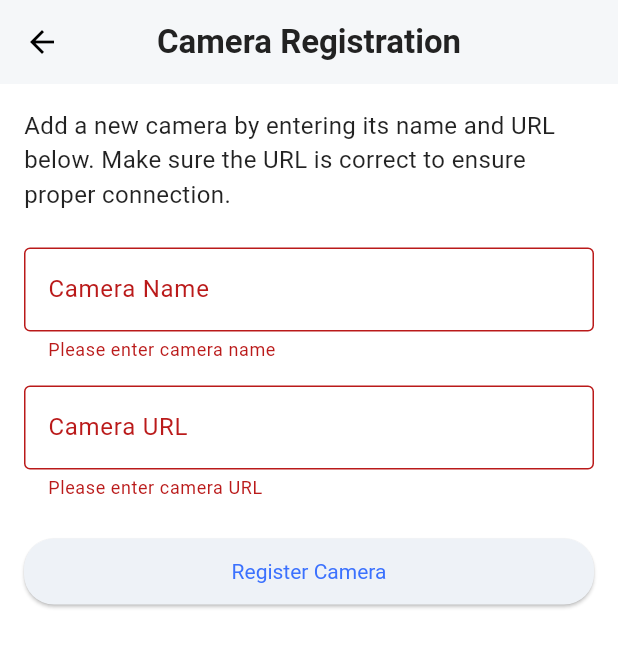
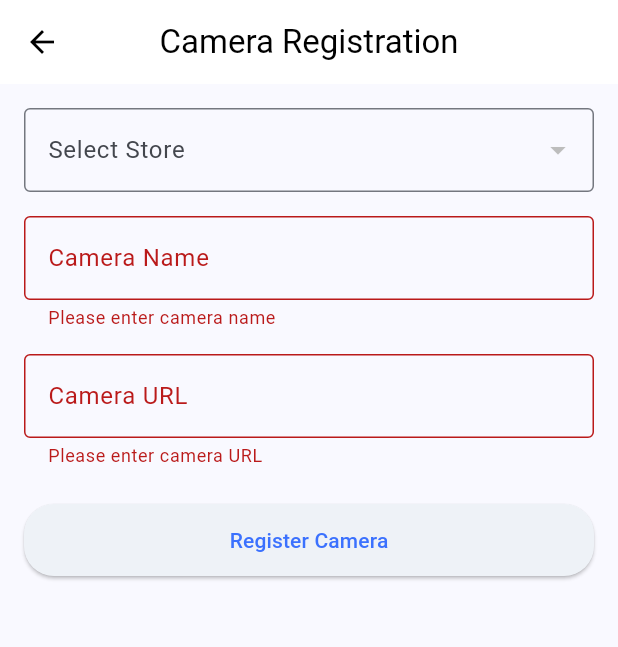
Before and after one commit to embedded-final-project-group-A/CCTV_FE, a Flutter app: the CameraRegistrationPage screen opened by its route, after a tap on "Register Camera", on a phone screen of 412 x 824 dp. Shown: the top 647 px of the screen. Run offline on Flutter 3.47's test engine with Material 3 defaults, Android fonts, the phone set to English and light mode, and no system bars; our stand-ins replace shared_preferences, video_player; accounts and stored records are empty.

Commit message:
camera registration

```diff
--- a/lib/screens/camera_registration.dart
+++ b/lib/screens/camera_registration.dart
@@ -1,4 +1,7 @@
 import 'package:flutter/material.dart';
+import 'package:shared_preferences/shared_preferences.dart';
+import 'package:http/http.dart' as http;
+import 'dart:convert';
 
 class CameraRegistrationPage extends StatefulWidget {
   const CameraRegistrationPage({super.key});
@@ -12,18 +15,82 @@ class _CameraRegistrationPageState extends State<CameraRegistrationPage> {
   final TextEditingController _cameraNameController = TextEditingController();
   final TextEditingController _cameraUrlController = TextEditingController();
 
-  void _registerCamera() {
+  String? userId;
+
+  // Store id & name 리스트를 따로 관리
+  List<String> storeIds = [];
+  List<String> storeNames = [];
+
+  String? selectedStoreId;
+  bool isLoading = true;
+
+  @override
+  void initState() {
+    super.initState();
+    _loadUserIdAndFetchStores();
+  }
+
+  Future<void> _loadUserIdAndFetchStores() async {
+    SharedPreferences prefs = await SharedPreferences.getInstance();
+    userId = prefs.getString('user_id');
+
+    if (userId != null && userId!.isNotEmpty) {
+      final response = await http.get(
+        Uri.parse("http://localhost:8000/api/user/stores/detail?user_id=$userId"),
+      );
+
+      if (response.statusCode == 200) {
+        final List<dynamic> stores = jsonDecode(response.body);
+
+        setState(() {
+          storeIds = stores.map((e) => e['id'].toString()).toList();
+          storeNames = stores.map((e) => e['name'] as String).toList();
+          selectedStoreId = storeIds.isNotEmpty ? storeIds[0] : null;
+          isLoading = false;
+        });
+      } else {
+        debugPrint("Failed to fetch stores: ${response.statusCode}");
+        setState(() => isLoading = false);
+      }
+    } else {
+      debugPrint("No user_id found in SharedPreferences");
+      setState(() => isLoading = false);
+    }
+  }
+
+  Future<void> _registerCamera() async {
     if (_formKey.currentState!.validate()) {
-      final name = _cameraNameController.text;
-      final url = _cameraUrlController.text;
+      final name = _cameraNameController.text.trim();
+      final url = _cameraUrlController.text.trim();
 
-      // TODO: 실제 등록 API 호출 또는 로직 추가
+      if (userId == null || selectedStoreId == null) {
+        ScaffoldMessenger.of(context).showSnackBar(
+          const SnackBar(content: Text("User ID or Store ID missing")),
+        );
+        return;
+      }
 
+      final videoUrl = "$url.mp4";
+      final imageUrl = "$url.png";
+
+      final response = await http.post(
+        Uri.parse("http://localhost:8000/api/cameras"),
+        headers: {"Content-Type": "application/json"},
+        body: jsonEncode({
+          "user_id": int.parse(userId!),
+          "store_id": int.parse(selectedStoreId!),
+          "name": name,
+          "video_url": videoUrl,
+          "image_url": imageUrl,
+        }),
+      );
+
+      if (response.statusCode == 200) {
         showDialog(
           context: context,
           builder: (context) => AlertDialog(
             title: const Text('Camera Registered'),
-          content: Text('Name: $name\nURL: $url'),
+            content: Text('Name: $name\nVideo URL: $videoUrl\nImage URL: $imageUrl'),
             actions: [
               TextButton(
                 onPressed: () => Navigator.pop(context),
@@ -32,49 +99,51 @@ class _CameraRegistrationPageState extends State<CameraRegistrationPage> {
             ],
           ),
         );
-
         _cameraNameController.clear();
         _cameraUrlController.clear();
+      } else {
+        ScaffoldMessenger.of(context).showSnackBar(
+          const SnackBar(content: Text("Failed to register camera")),
+        );
+      }
     }
   }
 
   @override
-  void dispose() {
-    _cameraNameController.dispose();
-    _cameraUrlController.dispose();
-    super.dispose();
+  Widget build(BuildContext context) {
+    if (isLoading) {
+      return const Scaffold(body: Center(child: CircularProgressIndicator()));
     }
 
-  @override
-  Widget build(BuildContext context) {
     return Scaffold(
-      backgroundColor: Colors.white, // 배경 흰색
       appBar: AppBar(
-        title: const Text(
-          'Camera Registration',
-          style: TextStyle(
-            fontSize: 22,
-            color: Color(0xFF222222),
-            fontWeight: FontWeight.bold,
-          ),
-        ),
-        centerTitle: true,           // 제목 가운데 정렬
+        title: const Text('Camera Registration'),
+        centerTitle: true,
         backgroundColor: Colors.white,
         foregroundColor: Colors.black,
-        elevation: 1,
       ),
       body: Padding(
         padding: const EdgeInsets.all(16),
-        child: SingleChildScrollView( // 키보드 올라와도 스크롤 가능
+        child: SingleChildScrollView(
           child: Column(
-            crossAxisAlignment: CrossAxisAlignment.start,
             children: [
-              const Text(
-                'Add a new camera by entering its name and URL below. '
-                'Make sure the URL is correct to ensure proper connection.',
-                style: TextStyle(fontSize: 16, color: Colors.black87),
+              DropdownButtonFormField<String>(
+                value: selectedStoreId,
+                items: List.generate(storeIds.length, (index) {
+                  return DropdownMenuItem(
+                    value: storeIds[index],
+                    child: Text(storeNames[index]),
+                  );
+                }),
+                onChanged: (value) => setState(() => selectedStoreId = value),
+                decoration: const InputDecoration(
+                  labelText: 'Select Store',
+                  border: OutlineInputBorder(),
                 ),
-              const SizedBox(height: 24),
+                validator: (value) =>
+                    value == null || value.isEmpty ? 'Please select a store' : null,
+              ),
+              const SizedBox(height: 16),
               Form(
                 key: _formKey,
                 child: Column(
@@ -85,9 +154,8 @@ class _CameraRegistrationPageState extends State<CameraRegistrationPage> {
                         labelText: 'Camera Name',
                         border: OutlineInputBorder(),
                       ),
-                      validator: (value) => value == null || value.isEmpty
-                          ? 'Please enter camera name'
-                          : null,
+                      validator: (value) =>
+                          value == null || value.isEmpty ? 'Please enter camera name' : null,
                     ),
                     const SizedBox(height: 16),
                     TextFormField(
@@ -96,9 +164,8 @@ class _CameraRegistrationPageState extends State<CameraRegistrationPage> {
                         labelText: 'Camera URL',
                         border: OutlineInputBorder(),
                       ),
-                      validator: (value) => value == null || value.isEmpty
-                          ? 'Please enter camera URL'
-                          : null,
+                      validator: (value) =>
+                          value == null || value.isEmpty ? 'Please enter camera URL' : null,
                     ),
                     const SizedBox(height: 24),
                     SizedBox(
@@ -106,12 +173,11 @@ class _CameraRegistrationPageState extends State<CameraRegistrationPage> {
                       child: ElevatedButton(
                         onPressed: _registerCamera,
                         style: ElevatedButton.styleFrom(
-                          backgroundColor: const Color(0xFFEEF2F7), // 하늘색 배경
-                          foregroundColor: const Color(0xFF3B71FE),            // 글씨는 흰색
+                          backgroundColor: const Color(0xFFEEF2F7),
+                          foregroundColor: const Color(0xFF3B71FE),
                           padding: const EdgeInsets.symmetric(vertical: 14),
-                          textStyle: const TextStyle(fontSize: 14),
                           shape: RoundedRectangleBorder(
-                            borderRadius: BorderRadius.circular(20), // 버튼 모서리 둥글게 (선택사항)
+                            borderRadius: BorderRadius.circular(20),
                           ),
                         ),
                         child: const Text('Register Camera'),
```
Also changed, not shown: lib/screens/notifications.dart (line endings or trailing spaces). Lines whose indentation alone changed are shown as unchanged.
